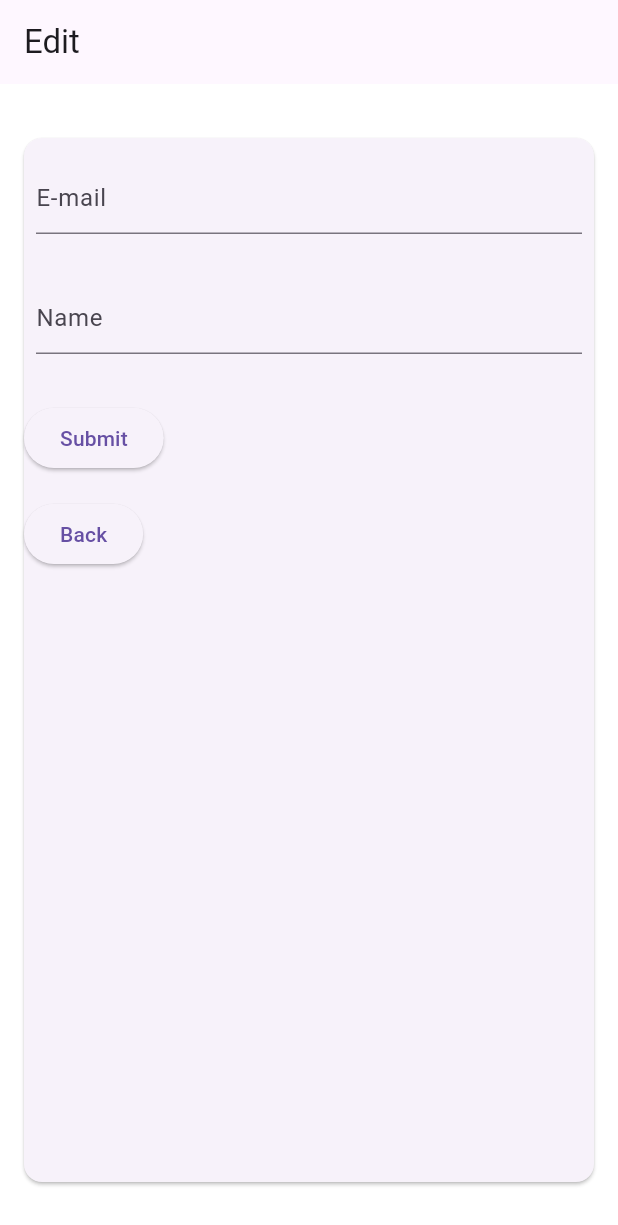
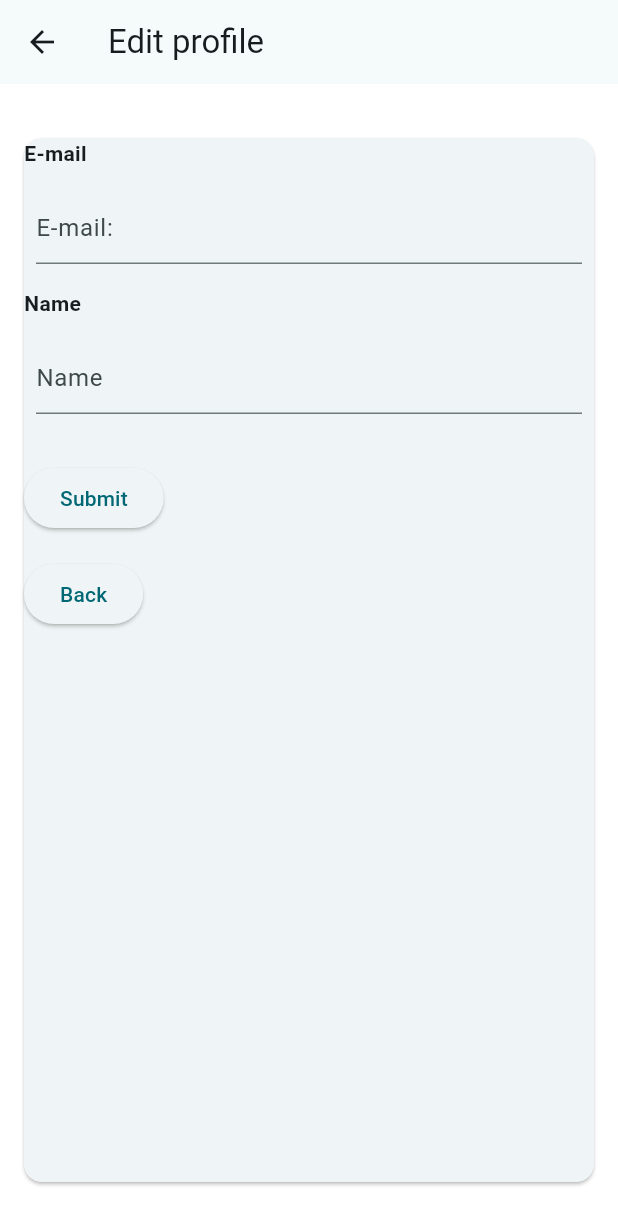
Before and after one commit to rafaelPadua001/Ecommerce-Flutter-App, a Flutter app: the Profile screen opened directly, after a tap on "Edit", on a phone screen of 412 x 824 dp. Shown: the top 1225 px of the screen. Run offline on Flutter 3.47's test engine with Material 3 defaults, Android fonts, the phone set to English and light mode, and no system bars; our stand-ins replace firebase_auth, firebase_core, firebase_storage, image_picker; accounts and stored records are empty; network calls fail.

Commit message:
Feat
Create firebase update user profile function, fix layout.

```diff
--- a/lib/Services/auth_service.dart
+++ b/lib/Services/auth_service.dart
@@ -14,7 +14,7 @@ class AuthService {
       return null;
     } catch (e) {
 
-      return e.toString();
+     throw Exception('Erro ao registrar: $e');
     }
   }
 
@@ -29,6 +29,21 @@ class AuthService {
     }
   }
 
+  User? getCurrentUser(){
+    return _auth.currentUser;
+  }
+  Future<void> updateUser(String email, String name) async {
+    User? user = _auth.currentUser;
+    if(user != null){
+      try{
+        await user.verifyBeforeUpdateEmail(email);
+        await user.updateDisplayName(name);
+      }
+      catch(e){
+        throw Exception('Usuario não encontrado: $e');
+      }
+    }
+  }
   Future<void> logout() async  {
     try{
       await _auth.signOut();
@@ -38,4 +53,5 @@ class AuthService {
     }
   }
 
+
 }
--- a/lib/Widgets/Profile.dart
+++ b/lib/Widgets/Profile.dart
@@ -18,15 +18,11 @@ class Profile extends StatefulWidget {
 }
 
 class _ProfileState extends State<Profile> {
-  //  final String userId;
-  //  final String email;
-
-  // const Profile({Key? key, required this.userId, required this.email})
-  //     : super(key: key);
-  // const Profile({Key? key}) : super(key: key);
   final AuthService _authService = AuthService();
   XFile? _imageFile;
   String? _profileImageUrl;
+  late String? userName;
+  late String? userEmail;
 
   Future<String?> getProfileImageUrl() async {
     try {
@@ -47,6 +43,8 @@ class _ProfileState extends State<Profile> {
     getProfileImageUrl().then((imageUrl) {
       setState(() {
         _profileImageUrl = imageUrl;
+        userName =
+            FirebaseAuth.instance.currentUser?.displayName ?? 'não definido';
       });
     });
   }
@@ -171,6 +169,16 @@ class _ProfileState extends State<Profile> {
                             ),
                           ],
                         ),
+                      Row(
+                        mainAxisAlignment: MainAxisAlignment.start,
+                        children: [
+                          SizedBox(width: 50),
+                          Text(
+                            '${user?.displayName ?? 'Não definido'}',
+                            style: TextStyle(fontSize: 12),
+                          ),
+                        ],
+                      ),
                     ],
                   ),
                 ),
@@ -186,9 +194,7 @@ class _ProfileState extends State<Profile> {
                         onPressed: () => {
                           Navigator.pushReplacement(
                             context,
-                            MaterialPageRoute(
-                                builder: (context) =>
-                                    MyApp()),
+                            MaterialPageRoute(builder: (context) => MyApp()),
                           )
                         },
                         child: const Text('Home'),
@@ -199,12 +205,19 @@ class _ProfileState extends State<Profile> {
                           padding: const EdgeInsets.all(16.0),
                           textStyle: const TextStyle(fontSize: 10),
                         ),
-                        onPressed: () => Navigator.push(
-                          context,
-                         // print(FirebaseAuth.instance.currentUser),
-                         MaterialPageRoute(builder: (context) =>  Edit()),
+                        onPressed: () async {
+                          final result = await Navigator.push(
+                              context,
+                              MaterialPageRoute(
+                                  builder: (context) => EditForm()));
 
-                        ),
+                          if (result != null) {
+                            setState(() {
+                              userName = result['name'];
+                              userEmail = result['email'];
+                            });
+                          }
+                        },
                         child: const Text('Edit'),
                       ),
                       TextButton(
--- a/lib/Widgets/Register.dart
+++ b/lib/Widgets/Register.dart
@@ -87,8 +87,7 @@ class Register extends StatelessWidget {
                                     SnackBar(
                                         content: Text(
                                             'Erro ao registrar novo usuário: $userId'),
-                                        backgroundColor: Colors.red
-                                      ),
+                                        backgroundColor: Colors.red),
                                   );
                                 }
                               } catch (e) {
--- a/lib/Widgets/User/Edit.dart
+++ b/lib/Widgets/User/Edit.dart
@@ -1,22 +1,6 @@
-import 'package:ecommerce_clone_app/main.dart';
+import 'package:firebase_auth/firebase_auth.dart';
 import 'package:flutter/material.dart';
-
-void main() => runApp(Edit());
-
-class Edit extends StatelessWidget{
-  Edit({super.key});
-
-
-@override
-  Widget build(BuildContext context){
-   return MaterialApp(
-    home: Scaffold(
-      appBar: AppBar(title: const Text('Edit')),
-      body: const EditForm(),
-    ),
-   );
- }
-}
+import '../../Services/auth_service.dart';
 
 class EditForm extends StatefulWidget {
   const EditForm({super.key});
@@ -25,20 +9,71 @@ class EditForm extends StatefulWidget {
   State<EditForm> createState() => _EditState();
 }
 
-class _EditState extends State<EditForm>{
+class _EditState extends State<EditForm> {
   final GlobalKey<FormState> _formKey = GlobalKey<FormState>();
-  final TextEditingController _nameController = TextEditingController();
-  final TextEditingController _emailController = TextEditingController();
+  final FirebaseAuth _auth = FirebaseAuth.instance;
+  final AuthService authService = AuthService();
+  String _email = '';
+  String _name = '';
+  late TextEditingController _nameController;
+  late TextEditingController _emailController;
 
   @override
-  void dispose(){
+  void initState() {
+    super.initState();
+    _getUser();
+  }
+
+  @override
+  void dispose() {
     _nameController.dispose();
     _emailController.dispose();
-
+    super.dispose();
   }
 
-  Widget build(BuildContext context){
-    return Scaffold (
+  @override
+  void _saveChanges() {
+    String updatedName = _nameController.text;
+    String updatedEmail = _emailController.text;
+
+    Navigator.pop(context, {'name': updatedName, 'email': updatedEmail});
+  }
+
+  Future<void> _getUser() async {
+    User? user = authService.getCurrentUser();
+    if (user != null) {
+      _email = user.email ?? '';
+      _emailController = TextEditingController(text: _email);
+      _name = user.displayName ?? '';
+      _nameController = TextEditingController(text: _name);
+    }
+  }
+
+  Future<void> _updateUserData() async {
+    User? user = _auth.currentUser;
+    if (user != null) {
+      try {
+        await authService.updateUser(
+            _emailController.text, _nameController.text);
+        if (mounted) {
+          ScaffoldMessenger.of(context).showSnackBar(
+              SnackBar(content: Text('dados atualizados com sucesso!')));
+        }
+      } catch (e) {
+        if (mounted) {
+          ScaffoldMessenger.of(context).showSnackBar(
+              SnackBar(content: Text('Erro ao atualizar os dados: $e')));
+        }
+      }
+    }
+  }
+
+  @override
+  Widget build(BuildContext context) {
+    return Scaffold(
+      appBar: AppBar(
+        title: Text('Edit profile'),
+      ),
       backgroundColor: Colors.white,
       body: Container(
         margin: const EdgeInsets.fromLTRB(0, 20, 0, 20),
@@ -50,44 +85,66 @@ class _EditState extends State<EditForm>{
                 key: _formKey,
                 child: Column(
                   crossAxisAlignment: CrossAxisAlignment.start,
-          children: <Widget> [
+                  children: <Widget>[
+                    Text(
+                      'E-mail',
+                      style: TextStyle(
+                        fontWeight: FontWeight.bold,
+                      ),
+                    ),
                     Padding(
-              padding: EdgeInsets.symmetric(horizontal: 8, vertical: 16),
+                      padding:
+                          EdgeInsets.symmetric(horizontal: 8, vertical: 16),
                       child: TextFormField(
                         controller: _emailController,
                         decoration: const InputDecoration(
-                hintText: 'E-mail',
+                          hintText: 'E-mail:',
                         ),
-              validator: (String? value){
-                if(value == null || value.isEmpty){
+                        onChanged: (value) {
+                          setState(() {
+                            _email = value;
+                          });
+                        },
+                        validator: (String? value) {
+                          if (value == null || value.isEmpty) {
                             return 'Please enter some text';
                           }
                           return null;
                         },
                       ),
                     ),
+                    Text(
+                      'Name',
+                      style: TextStyle(
+                        fontWeight: FontWeight.bold,
+                      ),
+                    ),
                     Padding(
-              padding: EdgeInsets.symmetric(horizontal: 8, vertical: 16),
+                        padding:
+                            EdgeInsets.symmetric(horizontal: 8, vertical: 16),
                         child: TextFormField(
                             controller: _nameController,
                             decoration: const InputDecoration(
                               hintText: 'Name',
                             ),
-                validator: (String? value){
-                  if(value == null || value.isEmpty){
+                            onChanged: (value) {
+                              setState(() {
+                                _name = value;
+                              });
+                            },
+                            validator: (String? value) {
+                              if (value == null || value.isEmpty) {
                                 return 'Please Enter some text';
                               }
                               return null;
-                }
-              )
-            ),
-
-            //Next Fields
-            Padding(padding: const EdgeInsets.symmetric(vertical: 16.0 ),
+                            })),
+                    Padding(
+                      padding: const EdgeInsets.symmetric(vertical: 16.0),
                       child: ElevatedButton(
-              onPressed: () {
-                if(_formKey.currentState!.validate()){
-                  //Process datas
+                        onPressed: () async {
+                          if (_formKey.currentState!.validate()) {
+                            await _updateUserData();
+                            _saveChanges();
                           }
                         },
                         child: const Text('Submit'),
@@ -101,15 +158,10 @@ class _EditState extends State<EditForm>{
                     ),
                   ],
                 ),
-
-      ),
-
-
               ),
             ),
-
           ),
-
+        ),
       ),
     );
   }
--- a/lib/main.dart
+++ b/lib/main.dart
@@ -2,7 +2,6 @@ import 'package:flutter/material.dart';
 import 'package:firebase_core/firebase_core.dart';
 import 'firebase_options.dart';
 import 'Widgets/SearchBarTextField.dart';
-
 import 'Widgets/ProductsCard.dart';
 import 'Widgets/Profile.dart';
 
```
Also changed, not shown: lib/Widgets/LoginForm.dart (+3 -4 lines). Lines whose indentation alone changed are shown as unchanged.
